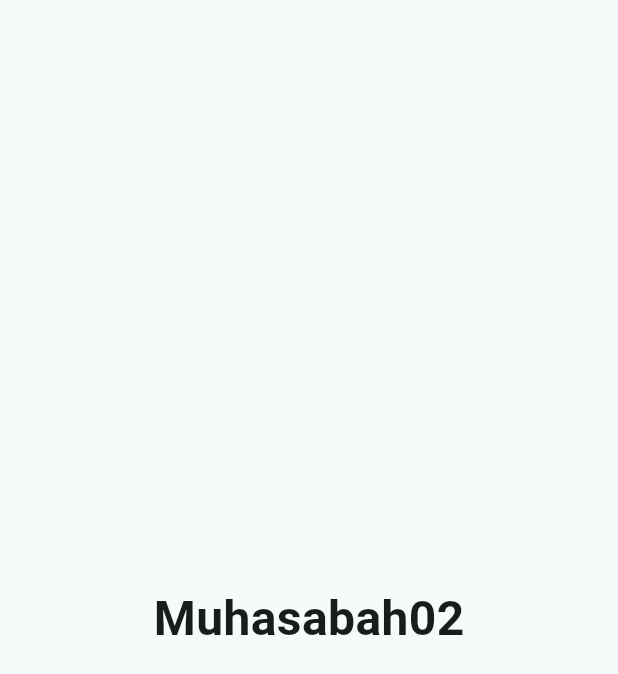
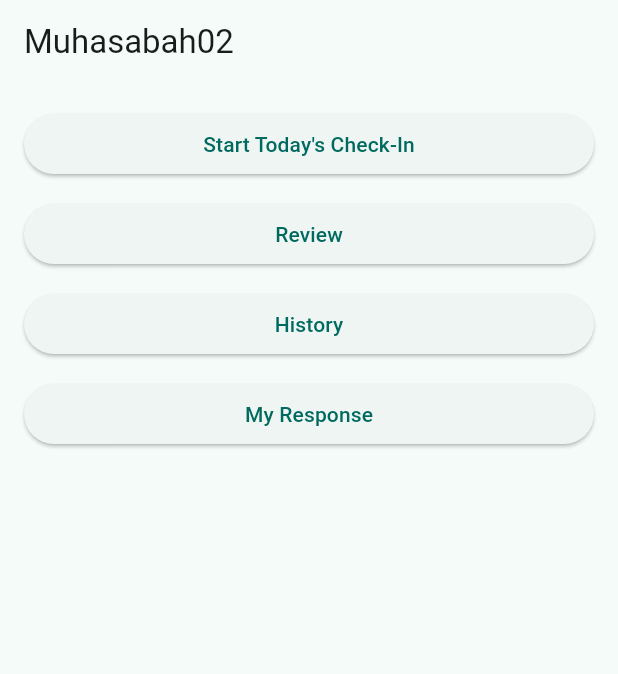
Before and after one commit to mak-digital/Muhasabah02, a Flutter app: the screen it shows after launch, on a phone screen of 412 x 824 dp. Shown: the top 674 px of the screen. Run offline on Flutter 3.47's test engine with Material 3 defaults, Android fonts, the light colour scheme and no system bars.

Commit message:
Milestone 2 - Home screen created

```diff
--- a/lib/app/app.dart
+++ b/lib/app/app.dart
@@ -1,4 +1,5 @@
 import 'package:flutter/material.dart';
+import '../features/home/home_screen.dart';
 
 class MuhasabahApp extends StatelessWidget {
   const MuhasabahApp({super.key});
@@ -12,17 +13,7 @@ class MuhasabahApp extends StatelessWidget {
         colorSchemeSeed: Colors.teal,
         useMaterial3: true,
       ),
-      home: const Scaffold(
-        body: Center(
-          child: Text(
-            'Muhasabah02',
-            style: TextStyle(
-              fontSize: 32,
-              fontWeight: FontWeight.bold,
-            ),
-          ),
-        ),
-      ),
+      home: const HomeScreen(),
     );
   }
 }
--- /dev/null
+++ b/lib/features/home/home_screen.dart
@@ -0,0 +1,52 @@
+import 'package:flutter/material.dart';
+
+class HomeScreen extends StatelessWidget {
+  const HomeScreen({super.key});
+
+  @override
+  Widget build(BuildContext context) {
+    return Scaffold(
+      appBar: AppBar(
+        title: const Text('Muhasabah02'),
+      ),
+      body: Padding(
+        padding: const EdgeInsets.all(16),
+        child: Column(
+          children: [
+            SizedBox(
+              width: double.infinity,
+              child: ElevatedButton(
+                onPressed: () {},
+                child: const Text("Start Today's Check-In"),
+              ),
+            ),
+            const SizedBox(height: 12),
+            SizedBox(
+              width: double.infinity,
+              child: ElevatedButton(
+                onPressed: () {},
+                child: const Text("Review"),
+              ),
+            ),
+            const SizedBox(height: 12),
+            SizedBox(
+              width: double.infinity,
+              child: ElevatedButton(
+                onPressed: () {},
+                child: const Text("History"),
+              ),
+            ),
+            const SizedBox(height: 12),
+            SizedBox(
+              width: double.infinity,
+              child: ElevatedButton(
+                onPressed: () {},
+                child: const Text("My Response"),
+              ),
+            ),
+          ],
+        ),
+      ),
+    );
+  }
+}
```
